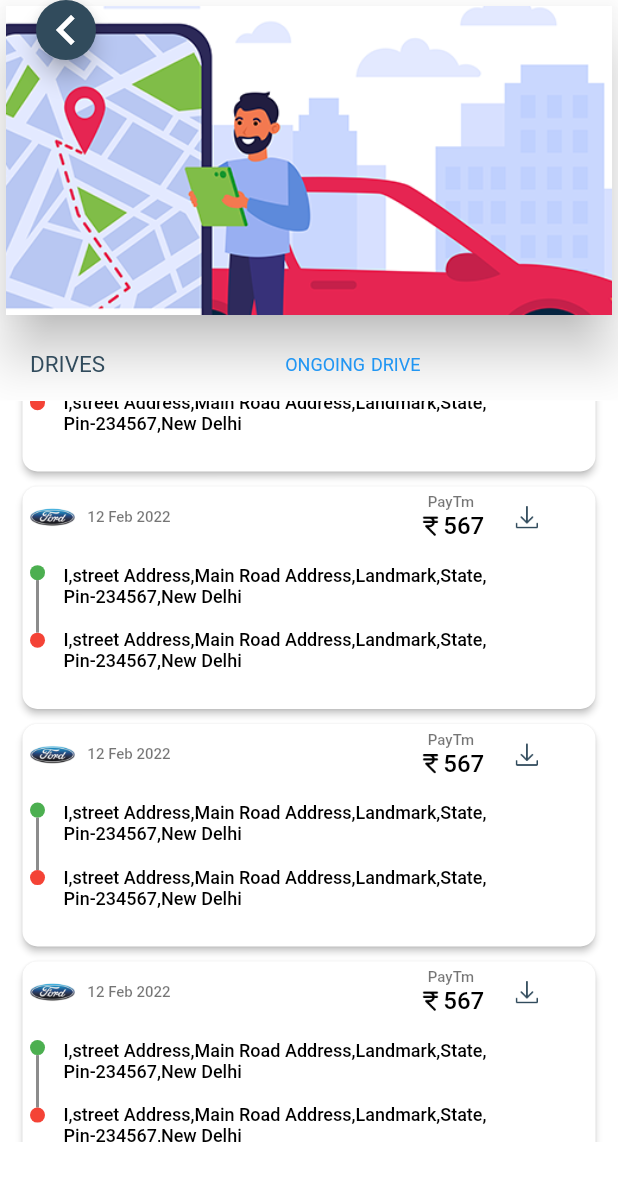
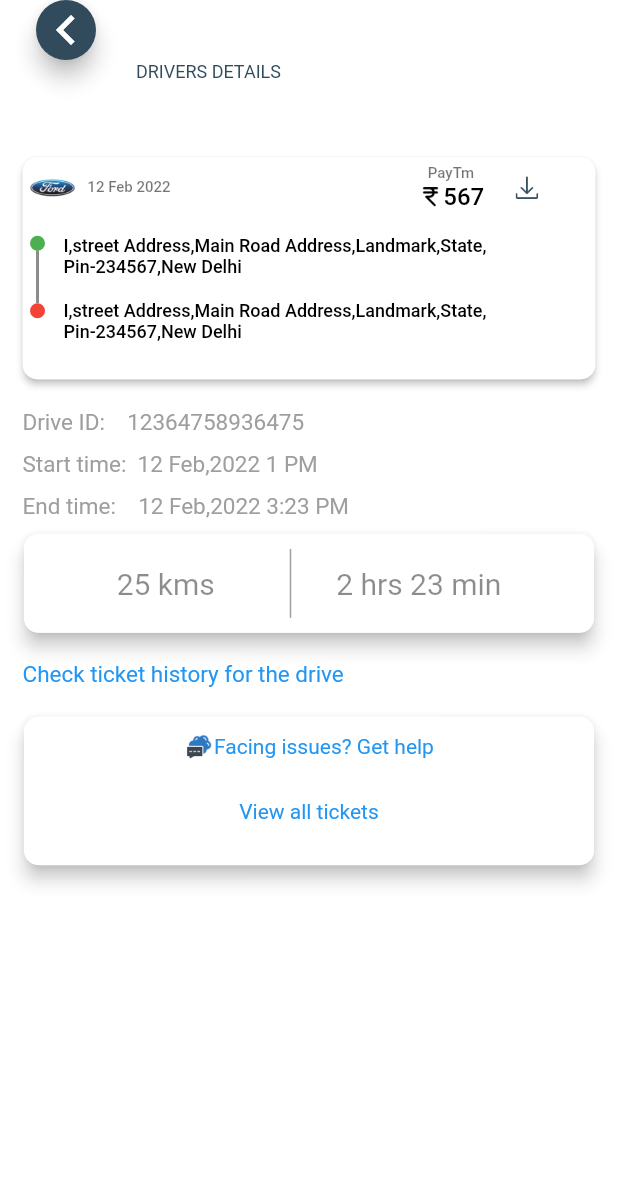
Before and after one commit to arjunganesh123/Saratthi-Consumer, a Flutter app: the DriverPage screen opened directly, scrolled down 576 dp, after a tap on "12 Feb 2022", on a phone screen of 412 x 824 dp. Shown: the top 1181 px of the screen. Run offline on Flutter 3.47's test engine with Material 2 defaults, Android fonts, the light colour scheme and no system bars; our stand-ins replace firebase_auth, firebase_core, flutter_switch, fluttertoast, font_awesome_flutter, google_maps_flutter and 5 more; missing offline and left inert: flutter_google_places, google_api_headers, google_maps_webservice, map_location_picker, place_picker, progress_indicator and 1 more; accounts and stored records are empty; Roboto replaces fonts that are missing (OPTICopperplate, gilconst lsans, gillsans); project files that could hold a hidden picture were left out.

Commit message:
Drivers and drives page

```diff
--- a/lib/Views/Login/driverpage.dart
+++ b/lib/Views/Login/driverpage.dart
@@ -1,5 +1,6 @@
 import 'package:flutter/material.dart';
 import 'package:hexcolor/hexcolor.dart';
+import 'package:saratthi_consumer/Views/Login/drivesdetails.dart';
 
 class DriverPage extends StatefulWidget {
   final Color givenBlue = HexColor('#314b5c');
@@ -41,15 +42,15 @@ class _DriverPageState extends State<DriverPage> {
             child: Row(
               children: [
                 Text('DRIVES',style: TextStyle(fontSize: 15,color: widget.givenBlue,fontFamily: 'gilconst lsans',wordSpacing: 2),),
-                const SizedBox(width: 120,),
-                const Text('ONGOING DRIVE',style: TextStyle(fontSize: 12,color: Colors.blue,fontFamily: 'OPTICopperplate',wordSpacing: 1),),
+                const SizedBox(width: 150,),
+                const Text('ONGOING DRIVE',style: TextStyle(fontSize: 10,color: Colors.blue,fontFamily: 'OPTICopperplate',wordSpacing: 1),),
               ],
             ),
           ),
           const SizedBox(height: 15,),
           Container(
             width: MediaQuery.of(context).size.width,
-            height: MediaQuery.of(context).size.height*0.6,
+            height: MediaQuery.of(context).size.height*0.65,
             color: Colors.white,
             child: ListView.builder(
               padding: EdgeInsets.zero,
@@ -66,7 +67,9 @@ class _DriverPageState extends State<DriverPage> {
                       primary: Colors.white,
                       padding: const EdgeInsets.all(0),
                     ),
-                    onPressed: () {},
+                    onPressed: () {
+                          Navigator.of(context).push(MaterialPageRoute(builder: (context)=> DrivesDetails()));
+                    },
                     child: Container(
                       padding: const EdgeInsets.all(5),
                       height: MediaQuery.of(context).size.height * 0.18,
--- /dev/null
+++ b/lib/Views/Login/drivesdetails.dart
@@ -0,0 +1,267 @@
+import 'package:flutter/material.dart';
+import 'package:hexcolor/hexcolor.dart';
+
+class DrivesDetails extends StatelessWidget {
+  final Color givenBlue = HexColor('#314b5c');
+
+  DrivesDetails({Key? key}) : super(key: key);
+
+  @override
+  Widget build(BuildContext context) {
+    return Scaffold(
+      floatingActionButtonLocation: FloatingActionButtonLocation.startTop,
+      floatingActionButton: SizedBox(
+        height: 40,
+        child: FloatingActionButton(
+          onPressed: () {
+            Navigator.pop(context);
+          },
+          backgroundColor: givenBlue,
+          child: const Icon(
+            Icons.keyboard_arrow_left,
+            size: 40,
+          ),
+        ),
+      ),
+      backgroundColor: Colors.white,
+      body: Column(
+        crossAxisAlignment: CrossAxisAlignment.start,
+        children: [
+          Padding(
+              padding: EdgeInsets.only(
+                  top: MediaQuery.of(context).size.height * 0.05,
+                  left: MediaQuery.of(context).size.width * 0.22,
+                  bottom: MediaQuery.of(context).size.height * 0.06),
+              child: Text(
+                'DRIVERS DETAILS',
+                style: TextStyle(
+                    color: givenBlue,
+                    fontSize: 12,
+                    fontFamily: 'OPTICopperplate'),
+              )),
+          Padding(
+            padding: const EdgeInsets.only(left: 15, right: 15, bottom: 10),
+            child: ElevatedButton(
+              style: ElevatedButton.styleFrom(
+                shape: RoundedRectangleBorder(
+                  borderRadius: BorderRadius.circular(10.0),
+                ),
+                primary: Colors.white,
+                padding: const EdgeInsets.all(0),
+              ),
+              onPressed: () {},
+              child: Container(
+                padding: const EdgeInsets.all(5),
+                height: MediaQuery.of(context).size.height * 0.18,
+                width: MediaQuery.of(context).size.width,
+                child: ClipRRect(
+                  borderRadius: BorderRadius.circular(10),
+                  child: Column(
+                    crossAxisAlignment: CrossAxisAlignment.start,
+                    children: [
+                      Row(
+                        children: [
+                          Image.asset(
+                            'assets/Car_Make-Brands/Ford.png',
+                            width: 30,
+                            height: 30,
+                          ),
+                          SizedBox(
+                            width: MediaQuery.of(context).size.width * 0.02,
+                          ),
+                          const Text(
+                            '12 Feb 2022',
+                            style: TextStyle(
+                                color: Colors.black54,
+                                fontSize: 10,
+                                fontFamily: 'gillsans'),
+                          ),
+                          SizedBox(
+                            width: MediaQuery.of(context).size.width * 0.4,
+                          ),
+                          Column(
+                            children: [
+                              const Text(
+                                'PayTm',
+                                style: TextStyle(
+                                    color: Colors.black54,
+                                    fontSize: 10,
+                                    fontFamily: 'gillsans'),
+                              ),
+                              Row(
+                                children: [
+                                  Image.asset(
+                                    'assets/Icons/028-rupee.png',
+                                    width: 17,
+                                    height: 17,
+                                  ),
+                                  const Text(
+                                    '567',
+                                    style: TextStyle(
+                                        color: Colors.black,
+                                        fontSize: 16,
+                                        fontFamily: 'gillsans'),
+                                  ),
+                                ],
+                              ),
+                            ],
+                          ),
+                          const SizedBox(
+                            width: 20,
+                          ),
+                          Image.asset(
+                            'assets/Icons/030-download.png',
+                            width: 17,
+                            height: 17,
+                            color: givenBlue,
+                          ),
+                        ],
+                      ),
+                      SizedBox(
+                        height: MediaQuery.of(context).size.height * 0.02,
+                      ),
+                      Row(
+                        crossAxisAlignment: CrossAxisAlignment.start,
+                        mainAxisAlignment: MainAxisAlignment.start,
+                        children: [
+                          Column(
+                            mainAxisAlignment: MainAxisAlignment.start,
+                            children: [
+                              const CircleAvatar(
+                                radius: 5.0,
+                                backgroundColor: Colors.green,
+                              ),
+                              Container(
+                                color: Colors.black45,
+                                height: 35,
+                                width: 2,
+                              ),
+                              const CircleAvatar(
+                                radius: 5.0,
+                                backgroundColor: Colors.red,
+                              ),
+                            ],
+                          ),
+                          SizedBox(
+                            width: MediaQuery.of(context).size.width * 0.03,
+                          ),
+                          Column(
+                            crossAxisAlignment: CrossAxisAlignment.start,
+                            children: const [
+                              Text(
+                                '''I,street Address,Main Road Address,Landmark,State,\nPin-234567,New Delhi''',
+                                style: TextStyle(
+                                    color: Colors.black, fontSize: 12),
+                              ),
+                              SizedBox(height: 15),
+                              Text(
+                                'I,street Address,Main Road Address,Landmark,State,\nPin-234567,New Delhi',
+                                style: TextStyle(
+                                    color: Colors.black, fontSize: 12),
+                              ),
+                            ],
+                          ),
+                        ],
+                      ),
+                    ],
+                  ),
+                ),
+              ),
+            ),
+          ),
+          const Padding(
+              padding: EdgeInsets.only(left: 15,top: 10,bottom: 5),
+              child: Text('Drive ID:\t\t\t\t'+'12364758936475',style: TextStyle(color: Colors.grey,fontFamily: 'gillsans',fontSize: 15),)),
+          const Padding(
+              padding: EdgeInsets.only(left: 15,top: 5,bottom: 5),
+              child: Text('Start time:\t\t'+'12 Feb,2022 1 PM',style: TextStyle(color: Colors.grey,fontFamily: 'gillsans',fontSize: 15),)),
+          const Padding(
+              padding: EdgeInsets.only(left: 15,top: 5,bottom: 5),
+              child: Text('End time:\t\t\t\t'+'12 Feb,2022 3:23 PM',style: TextStyle(color: Colors.grey,fontFamily: 'gillsans',fontSize: 15),)),
+          Padding(
+            padding: const EdgeInsets.only(left: 12, right: 12),
+            child: Card(
+              shape: RoundedRectangleBorder(
+                  borderRadius: BorderRadius.circular(10.0)),
+              elevation: 5,
+              child: ClipRRect(
+                borderRadius: BorderRadius.circular(10.0),
+                child: Container(
+                  padding: const EdgeInsets.only(top: 10, bottom: 10),
+                  width: MediaQuery.of(context).size.width,
+                  height: MediaQuery.of(context).size.height * 0.08,
+                  color: Colors.white,
+                  child: Row(
+                    mainAxisAlignment: MainAxisAlignment.center,
+                    children: [
+                      const Text(
+                        '25 kms',
+                        style: TextStyle(color: Colors.black45,fontSize: 20,fontFamily: 'gillsans'),
+                      ),
+                      const SizedBox(width: 50,),
+                      Container(
+                        height: 70,width: 1,
+                        color: Colors.grey,
+                      ),
+                      const SizedBox(width: 30,),
+                      const Text(
+                        '2 hrs 23 min',
+                        style: TextStyle(color: Colors.black45,fontSize: 20,fontFamily: 'gillsans'),
+                      ),
+                    ],
+                  ),
+                ),
+              ),
+            ),
+          ),
+          const Padding(
+              padding: EdgeInsets.all(15),
+              child: Text('Check ticket history for the drive',style: TextStyle(color: Colors.blue,fontSize: 15,fontFamily: 'gillsans'),)),
+          Padding(
+            padding: const EdgeInsets.only(left: 12, right: 12),
+            child: Card(
+              shape: RoundedRectangleBorder(
+                  borderRadius: BorderRadius.circular(10.0)),
+              elevation: 5,
+              child: ClipRRect(
+                borderRadius: BorderRadius.circular(10.0),
+                child: Container(
+                  padding: const EdgeInsets.only(top: 10, bottom: 10),
+                  width: MediaQuery.of(context).size.width,
+                  height: MediaQuery.of(context).size.height * 0.12,
+                  color: Colors.white,
+                  child: Column(
+                    crossAxisAlignment: CrossAxisAlignment.center,
+                    children: [
+                      Row(
+                        mainAxisAlignment: MainAxisAlignment.center,
+                        children: [
+                          Image.asset(
+                            'assets/Icons/032-chat-box.png',
+                            width: 20,
+                            height: 20,
+                          ),
+                          const Text(
+                            'Facing issues? Get help',
+                            style: TextStyle(color: Colors.blue),
+                          ),
+                        ],
+                      ),
+                      const SizedBox(
+                        height: 25,
+                      ),
+                      const Text(
+                        'View all tickets',
+                        style: TextStyle(color: Colors.blue),
+                      ),
+                    ],
+                  ),
+                ),
+              ),
+            ),
+          ),
+        ],
+      ),
+    );
+  }
+}
--- a/lib/Views/Login/edit user.dart
+++ b/lib/Views/Login/edit user.dart
@@ -173,18 +173,13 @@ class _EditUserState extends State<EditUser> {
                       width: 40,
                     ),
                     TextButton(
-                        onPressed: () {},
+                        onPressed: () {
+                          setState(() {
+                            editvalue = true;
+                          });
+                        },
                         child: const Text(
                           'Edit',
-                          style: TextStyle(
-                              fontSize: 17,
-                              fontFamily: 'gillsans',
-                              color: Colors.black),
-                        )),
-                    TextButton(
-                        onPressed: () {},
-                        child: const Text(
-                          'Save',
                           style: TextStyle(
                               fontSize: 17,
                               fontFamily: 'gillsans',
@@ -223,6 +218,7 @@ class _EditUserState extends State<EditUser> {
                       height: 30,
                       width: MediaQuery.of(context).size.width * 0.6,
                       child: TextField(
+                        enabled: editvalue,
                         controller: nameController,
                         decoration: const InputDecoration(
                           focusedBorder: const UnderlineInputBorder(
@@ -263,6 +259,7 @@ class _EditUserState extends State<EditUser> {
                       height: 30,
                       width: MediaQuery.of(context).size.width * 0.6,
                       child: TextField(
+                        enabled: editvalue,
                         controller: dob,
                         decoration: InputDecoration(
                           focusedBorder: UnderlineInputBorder(
--- a/lib/main.dart
+++ b/lib/main.dart
@@ -1,6 +1,7 @@
 import 'package:firebase_core/firebase_core.dart';
 import 'package:flutter/material.dart';
 import 'package:saratthi_consumer/Views/Login/driverpage.dart';
+import 'package:saratthi_consumer/Views/Login/drivesdetails.dart';
 import 'package:saratthi_consumer/Views/Login/edit%20user.dart';
 import 'Views/Login/splash.dart';
 
```
